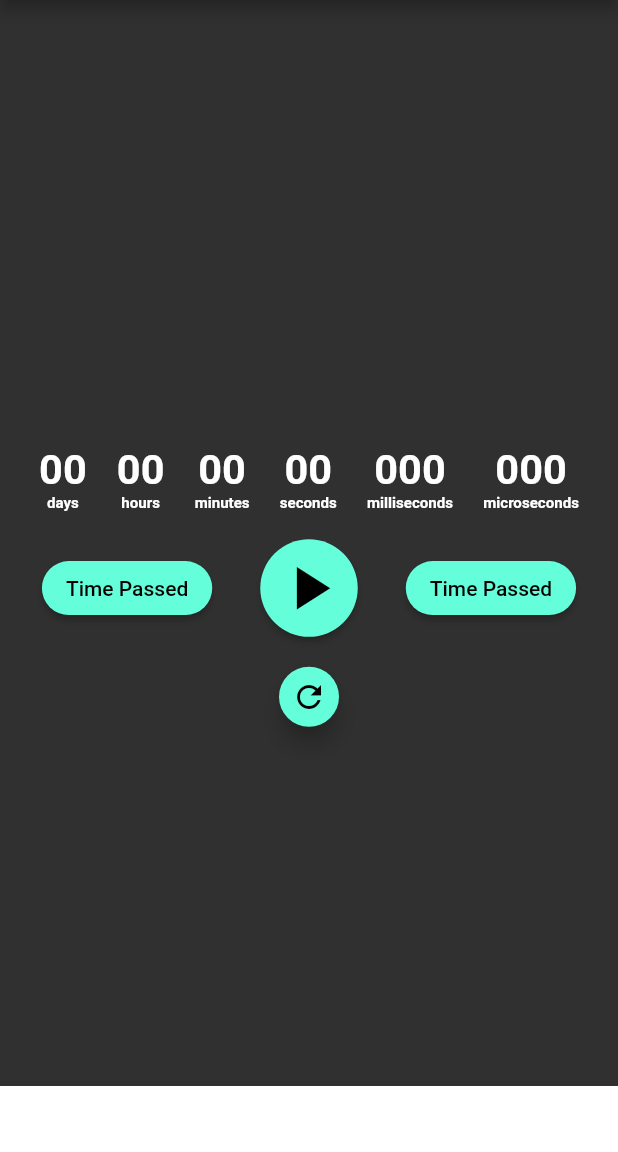
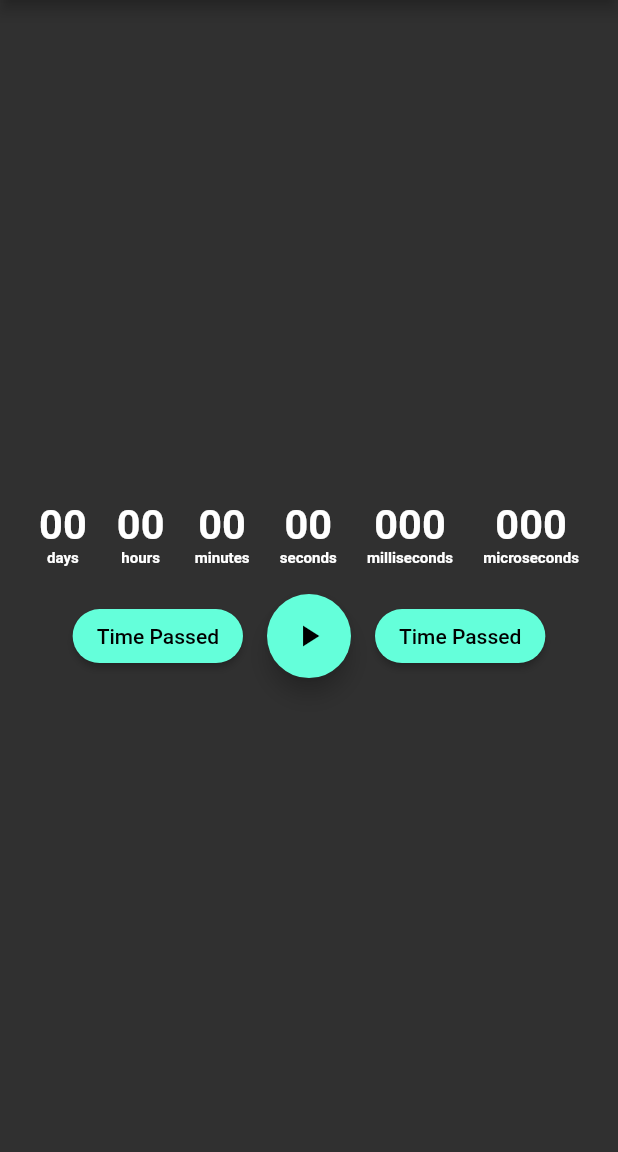
Before and after one commit to b-cancel/Flutter_Timer_And_Stopwatch, a Flutter app: the screen it shows after launch, tab 2 chosen, after a tap on the "play arrow" icon, on a phone screen of 412 x 824 dp, the part 84-1236 px from its top. Run offline on Flutter 3.47's test engine with Material 2 defaults, Android fonts, the phone set to English and light mode, and no system bars.

Commit message:
refined stopwatch, yet to refine timer, time passed for both, reset ONLY not anim, time left ONLY anim, reset button in constant on right

```diff
--- a/timer/lib/main.dart
+++ b/timer/lib/main.dart
@@ -143,7 +143,10 @@ class _TimerUIState extends State<TimerUI> {
               ),
             ),
           ),
-          new Row(
+          new AnimatedBuilder(
+            animation: running,
+            builder: (context, child) {
+              return new Row(
                 mainAxisAlignment: MainAxisAlignment.center,
                 children: <Widget>[
                   new RaisedButton(
@@ -167,37 +170,16 @@ class _TimerUIState extends State<TimerUI> {
                     width: 16.0,
                     child: new Text(""),
                   ),
-              new Listener(
-                onPointerDown: (e) {},
-                child: new RaisedButton(
-                    shape: new CircleBorder(),
-                    color: Theme.of(context).accentColor,
-                    onPressed: () {},
-                    child: new Container(
-                      width: 65.0,
-                      height: 65.0,
-                      padding: EdgeInsets.all(8.0),
-                      child: new FittedBox(
-                        fit: BoxFit.fill,
-                        child: new AnimatedBuilder(
-                          animation: running,
-                          builder: (context, child) {
-                            return new GestureDetector(
-                              onTapUp: (TapUpDetails tud) {
-                                showInSnackBar(
-                                  _timerKey,
-                                  "Long Hold To Reset",
-                                  "",
-                                );
+                  new FloatingActionButton(
+                    onPressed: () {
                       setState(() {
-                                  if (widget.timer.functions.isRunning())
+                        if (running.value)
                           widget.timer.functions.pause();
                         else
                           widget.timer.functions.play();
                       });
                     },
-                              onLongPress: () => widget.timer.functions.reset(),
-                              child: (widget.timer.functions.isRunning())
+                    child: (running.value)
                         ? Icon(
                       Icons.pause,
                       color: Theme.of(context).primaryColorDark,
@@ -205,12 +187,6 @@ class _TimerUIState extends State<TimerUI> {
                         : Icon(
                       Icons.play_arrow,
                       color: Theme.of(context).primaryColorDark,
-                              ),
-                            );
-                          },
-                        ),
-                      ),
-                    )
                     ),
                   ),
                   new Container(
@@ -235,20 +211,8 @@ class _TimerUIState extends State<TimerUI> {
                     ),
                   ),
                 ],
-          ),
-          new Container(
-            width: 16.0,
-            child: new Text(""),
-          ),
-          new Row(
-            mainAxisAlignment: MainAxisAlignment.center,
-            children: <Widget>[
-              new FloatingActionButton(
-                mini: true,
-                onPressed: () => widget.timer.functions.reset(),
-                child: Icon(Icons.refresh),
-              )
-            ],
+              );
+            },
           ),
         ],
       ),
@@ -348,7 +312,10 @@ class _StopwatchUIState extends State<StopwatchUI> {
                 ),
               ),
               //-------------------------END Duration
-              new Row(
+              new AnimatedBuilder(
+                animation: running,
+                builder: (context, child) {
+                  return new Row(
                     mainAxisAlignment: MainAxisAlignment.center,
                     children: <Widget>[
                       new Expanded(
@@ -359,51 +326,36 @@ class _StopwatchUIState extends State<StopwatchUI> {
                       new RaisedButton(
                         onPressed: () => showInSnackBar(
                           _stopwatchKey,
-                          "Time Passed",
+                          (running.value) ? "Lap" : "Passed",
                           getStringFromDuration(
-                              widget.stopwatch.functions.getTimePassed()),
+                            (running.value) ? widget.stopwatch.functions.getLapTime() : widget.stopwatch.functions.getTimePassed(),
+                          ),
                         ),
                         shape: new RoundedRectangleBorder(
-                        borderRadius: new BorderRadius.circular(30.0)),
+                          borderRadius: new BorderRadius.circular(30.0),
+                        ),
                         color: Theme.of(context).accentColor,
                         child: new Text(
-                      "Time Passed",
+                          (running.value) ? r"   Lap" : "Passed",
                           style: TextStyle(
                             color: Theme.of(context).primaryColorDark,
                           ),
                         ),
                       ),
-                  new Listener(
-                    onPointerDown: (e) {},
-                    child: new RaisedButton(
-                        shape: new CircleBorder(),
-                        color: Theme.of(context).accentColor,
-                        onPressed: () {},
-                        child: new Container(
-                          width: 65.0,
-                          height: 65.0,
-                          padding: EdgeInsets.all(8.0),
-                          child: new FittedBox(
-                            fit: BoxFit.fill,
-                            child: new AnimatedBuilder(
-                              animation: running,
-                              builder: (context, child) {
-                                return new GestureDetector(
-                                  onTapUp: (TapUpDetails tud) {
-                                    showInSnackBar(
-                                      _stopwatchKey,
-                                      "Long Hold To Reset",
-                                      "",
-                                    );
+                      new Container(
+                        width: 16.0,
+                        child: new Text(""),
+                      ),
+                      new FloatingActionButton(
+                        onPressed: () {
                           setState(() {
-                                      if (widget.stopwatch.functions.isRunning())
+                            if (running.value)
                               widget.stopwatch.functions.pause();
                             else
                               widget.stopwatch.functions.play();
                           });
                         },
-                                  onLongPress: () => widget.stopwatch.functions.reset(),
-                                  child: (widget.stopwatch.functions.isRunning())
+                        child: (running.value)
                             ? Icon(
                           Icons.pause,
                           color: Theme.of(context).primaryColorDark,
@@ -412,25 +364,24 @@ class _StopwatchUIState extends State<StopwatchUI> {
                           Icons.play_arrow,
                           color: Theme.of(context).primaryColorDark,
                         ),
-                                );
-                              },
                       ),
-                          ),
-                        )
-                    ),
+                      new Container(
+                        width: 16.0,
+                        child: new Text(""),
                       ),
                       new RaisedButton(
                         onPressed: () => showInSnackBar(
                           _stopwatchKey,
-                          "Time Passed",
+                          (running.value) ? "Split" : "Reset",
                           getStringFromDuration(
-                              widget.stopwatch.functions.getTimePassed()),
+                            (running.value) ? widget.stopwatch.functions.getSplitTime() : widget.stopwatch.functions.reset(),
+                          ),
                         ),
                         shape: new RoundedRectangleBorder(
                             borderRadius: new BorderRadius.circular(30.0)),
                         color: Theme.of(context).accentColor,
                         child: new Text(
-                      "Time Passed",
+                          (running.value) ? r" Split" : r" Reset",
                           style: TextStyle(
                             color: Theme.of(context).primaryColorDark,
                           ),
@@ -442,6 +393,8 @@ class _StopwatchUIState extends State<StopwatchUI> {
                         ),
                       ),
                     ],
+                  );
+                },
               ),
             ],
           )),
```
Also changed, not shown: timer/lib/primaryComponents/stopwatch.dart (+23 -2 lines). Lines whose indentation alone changed are shown as unchanged.
